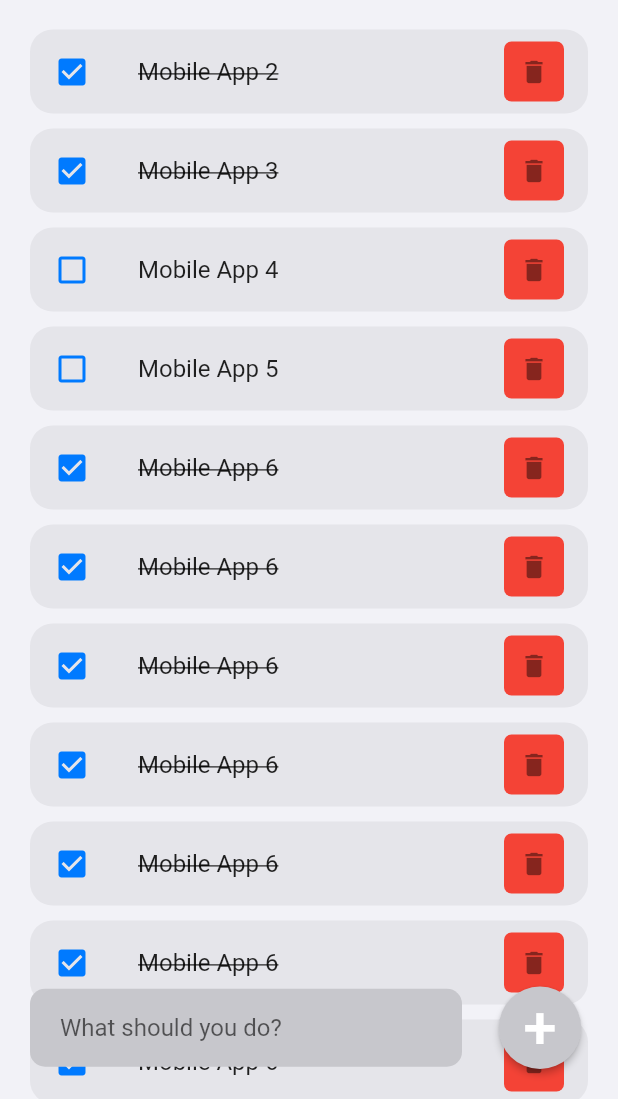
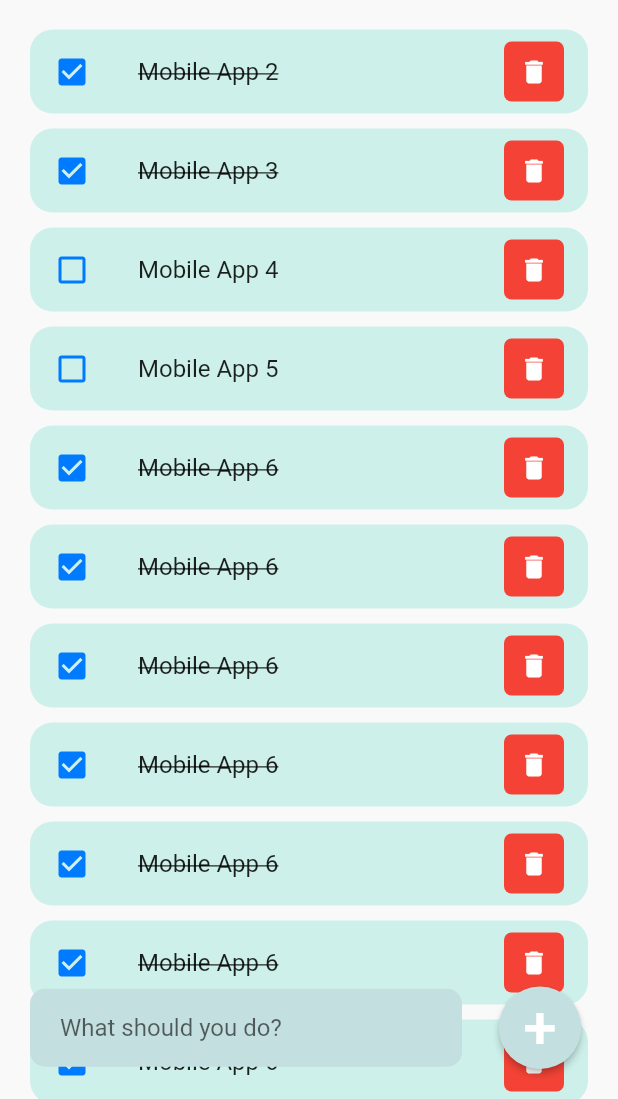
Before and after one commit to GitmeRiz/todoapps, a Flutter app: the screen it shows after launch, after a tap on "Sign In", after a tap on the "delete" icon, after a tap on "Mobile App 2", on a phone screen of 412 x 824 dp, the part 137-1236 px from its top. Run offline on Flutter 3.47's test engine with Material 2 defaults, Android fonts, the phone set to English and light mode, and no system bars; drawn by our look-alikes of hidden_drawer_menu; our stand-ins replace settings_ui; network calls fail.

Commit message:
update loginPage, add assets, change colors for light theme

```diff
--- a/lib/pages/loginPage.dart
+++ b/lib/pages/loginPage.dart
@@ -26,12 +26,9 @@ class loginPage extends StatelessWidget {
                 SizedBox(
                   height: 50,
                 ),
-                Icon(
-                  Icons.lock,
-                  size: 100,
-                ),
+                Image.asset('/images/WakLogo.png', height: 200, width: 200,),
                 SizedBox(
-                  height: 50,
+                  height: 25,
                 ),
 
                 Text("Welcome back, login to continue"),
--- a/lib/pages/sidebar.dart
+++ b/lib/pages/sidebar.dart
@@ -32,7 +32,13 @@ class _sidebarState extends State<sidebar> {
               name: 'Settings',
               baseStyle: sidebarTextStyle,
               selectedStyle: sidebarTextStyle),
-          settingPage())
+          settingPage()),
+          // ScreenHiddenDrawer(
+          // ItemHiddenMenu(
+          //     name: 'Logout',
+          //     baseStyle: sidebarTextStyle,
+          //     selectedStyle: sidebarTextStyle),
+          // Logout())
     ];
   }
 
--- a/lib/theme/lightTheme.dart
+++ b/lib/theme/lightTheme.dart
@@ -9,7 +9,7 @@ ThemeData lightTheme = ThemeData(
       iconTheme: IconThemeData(color: Colors.black),
     ),
     colorScheme: ColorScheme.light(
-      background: CupertinoColors.systemGrey6,
-      primary: CupertinoColors.systemGrey5,
-      secondary: CupertinoColors.systemGrey3,
+      background: Color.fromRGBO(249, 249, 249, 1),
+      primary: Color.fromRGBO(205, 240, 234, 1),
+      secondary: Color.fromRGBO(196, 223, 223, 1),
     ));
--- a/lib/widgets/toDoItem.dart
+++ b/lib/widgets/toDoItem.dart
@@ -2,7 +2,7 @@ import 'package:flutter/cupertino.dart';
 import 'package:flutter/material.dart';
 import 'package:todoapp/models/toDo.dart';
 
-class toDoItem extends StatelessWidget {
+class toDoItem extends StatefulWidget {
   final toDo todo;
   final onToDoChanged;
   final onDeleteItem;
@@ -13,26 +13,31 @@ class toDoItem extends StatelessWidget {
       required this.onDeleteItem});
 
   @override
+  State<toDoItem> createState() => _toDoItemState();
+}
+
+class _toDoItemState extends State<toDoItem> {
+  @override
   Widget build(BuildContext context) {
     return Container(
       padding: EdgeInsets.only(right: 20, left: 20, bottom: 10),
       child: ListTile(
         onTap: () {
-          onToDoChanged(todo);
+          widget.onToDoChanged(widget.todo);
         },
         shape: RoundedRectangleBorder(
           borderRadius: BorderRadius.circular(15),
         ),
         tileColor: Theme.of(context).colorScheme.primary,
         leading: Icon(
-          todo.isDone ? Icons.check_box : Icons.check_box_outline_blank,
+          widget.todo.isDone ? Icons.check_box : Icons.check_box_outline_blank,
           color: CupertinoColors.activeBlue,
         ),
         title: Text(
-          todo.toDoText!,
+          widget.todo.toDoText!,
           style: TextStyle(
               fontSize: 16,
-              decoration: todo.isDone ? TextDecoration.lineThrough : null),
+              decoration: widget.todo.isDone ? TextDecoration.lineThrough : null),
         ),
         trailing: Container(
           padding: EdgeInsets.all(0),
@@ -42,9 +47,9 @@ class toDoItem extends StatelessWidget {
               color: Colors.red, borderRadius: BorderRadius.circular(5)),
           child: IconButton(
             onPressed: () {
-              onDeleteItem(todo.id);
+              widget.onDeleteItem(widget.todo.id);
             },
-            icon: Icon(Icons.delete),
+            icon: Icon(Icons.delete, color: Colors.white,),
             iconSize: 20,
           ),
         ),
--- a/pubspec.yaml
+++ b/pubspec.yaml
@@ -63,7 +63,7 @@ flutter:
 
   # To add assets to your application, add an assets section, like this:
   assets:
-    - assets/images/witch.png
+    - assets/images/
 
   # An image asset can refer to one or more resolution-specific "variants", see
   # https://flutter.dev/assets-and-images/#resolution-aware
```
Also changed, not shown: assets/images/WakLogo.png (added).
